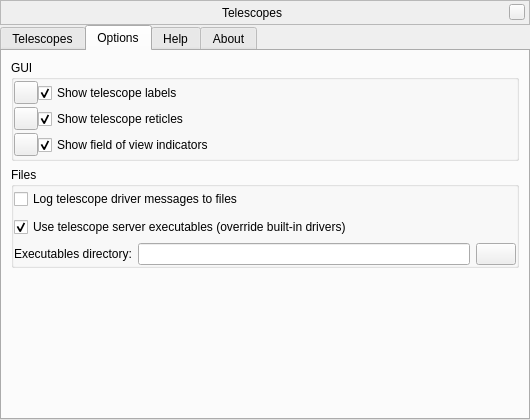
Before: the Qt Designer form plugins/TelescopeControl/src/gui/telescopeDialog.ui in Stellarium/stellarium, drawn with Qt 5.
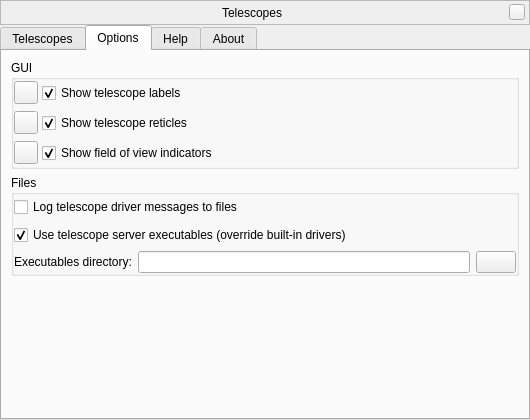
After: the same form once the commit is applied. The open tabs and pages were chosen to show the change. Icons and pictures are not drawn. Custom widgets are drawn as their Qt base class.

Commit message: cosmetic changes in Telescope Control plugin

```diff
--- a/plugins/TelescopeControl/src/gui/telescopeDialog.ui
+++ b/plugins/TelescopeControl/src/gui/telescopeDialog.ui
@@ -421,10 +421,7 @@
          <property name="checkable">
           <bool>false</bool>
          </property>
-         <layout class="QVBoxLayout" name="verticalLayoutGUI">
-          <property name="spacing">
-           <number>0</number>
-          </property>
+         <layout class="QGridLayout" name="gridLayout_2">
           <property name="leftMargin">
            <number>0</number>
           </property>
@@ -437,57 +434,9 @@
           <property name="bottomMargin">
            <number>0</number>
           </property>
-          <item>
-           <layout class="QGridLayout" name="gridLayout">
-            <item row="2" column="1">
-             <widget class="QCheckBox" name="checkBoxCircles">
-              <property name="sizePolicy">
-               <sizepolicy hsizetype="Preferred" vsizetype="Fixed">
-                <horstretch>0</horstretch>
-                <verstretch>0</verstretch>
-               </sizepolicy>
-              </property>
-              <property name="minimumSize">
-               <size>
-                <width>0</width>
-                <height>26</height>
-               </size>
-              </property>
-              <property name="text">
-               <string>Show field of view indicators</string>
-              </property>
-              <property name="checked">
-               <bool>true</bool>
-              </property>
-             </widget>
-            </item>
-            <item row="0" column="2">
-             <spacer name="horizontalSpacer_2">
-              <property name="orientation">
-               <enum>Qt::Horizontal</enum>
-              </property>
-              <property name="sizeHint" stdset="0">
-               <size>
-                <width>40</width>
-                <height>20</height>
-               </size>
-              </property>
-             </spacer>
-            </item>
-            <item row="1" column="0">
-             <widget class="QToolButton" name="reticleColorButton">
-              <property name="text">
-               <string/>
-              </property>
-             </widget>
-            </item>
-            <item row="0" column="0">
-             <widget class="QToolButton" name="labelColorButton">
-              <property name="text">
-               <string/>
-              </property>
-             </widget>
-            </item>
+          <property name="spacing">
+           <number>4</number>
+          </property>
             <item row="0" column="1">
              <widget class="QCheckBox" name="checkBoxLabels">
               <property name="sizePolicy">
@@ -510,6 +459,28 @@
               </property>
              </widget>
             </item>
+          <item row="2" column="1">
+           <widget class="QCheckBox" name="checkBoxCircles">
+            <property name="sizePolicy">
+             <sizepolicy hsizetype="Preferred" vsizetype="Fixed">
+              <horstretch>0</horstretch>
+              <verstretch>0</verstretch>
+             </sizepolicy>
+            </property>
+            <property name="minimumSize">
+             <size>
+              <width>0</width>
+              <height>26</height>
+             </size>
+            </property>
+            <property name="text">
+             <string>Show field of view indicators</string>
+            </property>
+            <property name="checked">
+             <bool>true</bool>
+            </property>
+           </widget>
+          </item>
             <item row="1" column="1">
              <widget class="QCheckBox" name="checkBoxReticles">
               <property name="sizePolicy">
@@ -532,6 +503,13 @@
               </property>
              </widget>
             </item>
+          <item row="1" column="0">
+           <widget class="QToolButton" name="reticleColorButton">
+            <property name="text">
+             <string/>
+            </property>
+           </widget>
+          </item>
             <item row="2" column="0">
              <widget class="QToolButton" name="circleColorButton">
               <property name="text">
@@ -539,7 +517,12 @@
               </property>
              </widget>
             </item>
-           </layout>
+          <item row="0" column="0">
+           <widget class="QToolButton" name="labelColorButton">
+            <property name="text">
+             <string/>
+            </property>
+           </widget>
           </item>
          </layout>
         </widget>
```
Lines whose indentation alone changed are shown as unchanged. The commit also changes 2 other files.
